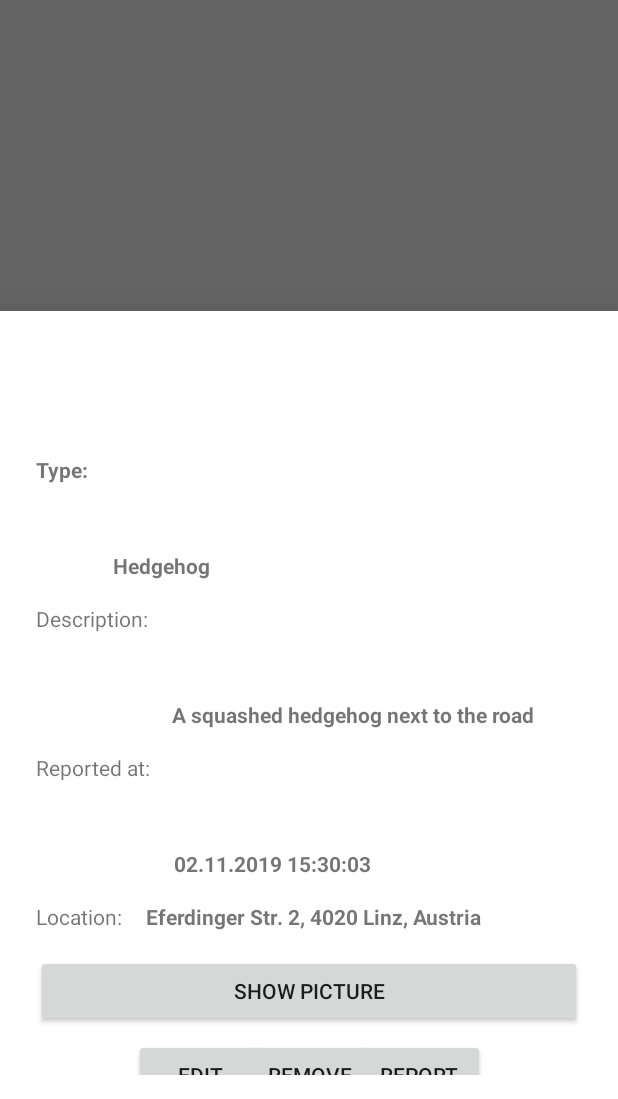
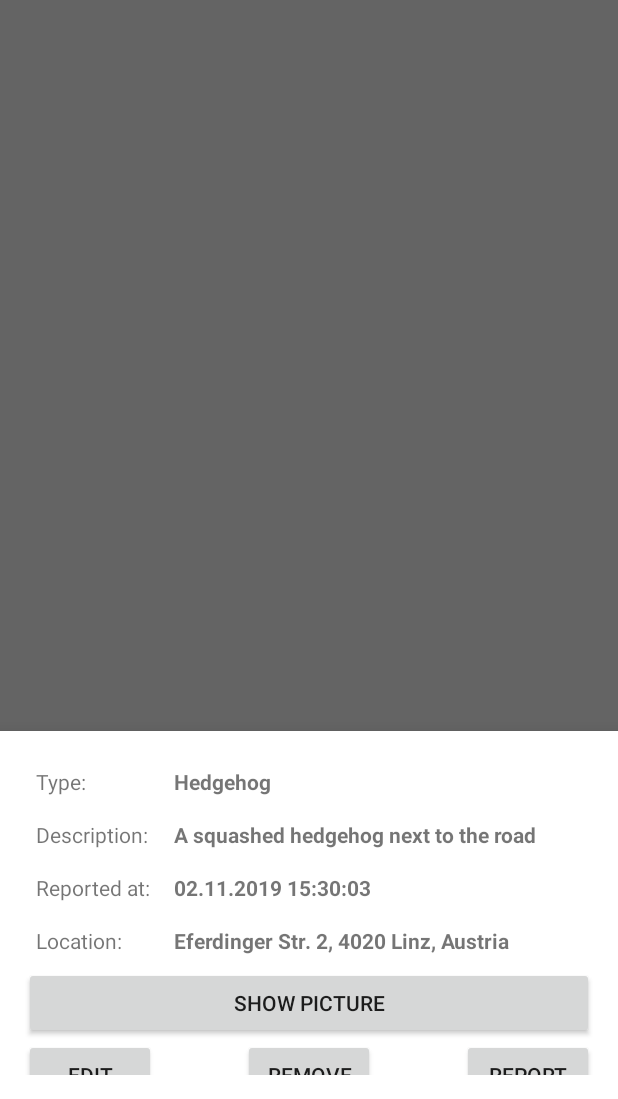
Before and after one commit to matwoess/carcass, an Android app: the fragment BottomSheetInfo placed in its activity, on a phone screen of 412 x 824 dp, the part 137-1236 px from its top. Run offline under Robolectric (Android 15) with nearby library versions, the phone set to English and light mode, and no system bars; 4 statements that could not run were skipped.

Commit message:
tidy up, small improvements

```diff
--- a/app/build.gradle
+++ b/app/build.gradle
@@ -12,7 +12,7 @@ android {
         minSdkVersion 29
         targetSdkVersion 29
         versionCode 1
-        versionName "1.0"
+        versionName '0.1'
     }
     buildTypes {
         release {
--- a/app/src/main/java/com/mathias/android/carcass/BottomSheetInfo.kt
+++ b/app/src/main/java/com/mathias/android/carcass/BottomSheetInfo.kt
@@ -11,33 +11,42 @@ import com.google.android.material.bottomsheet.BottomSheetDialogFragment
 
 class BottomSheetInfo : BottomSheetDialogFragment() {
 
-    private lateinit var mTxtType: TextView
-    private lateinit var mTxtDescription: TextView
-    private lateinit var mTxtReported: TextView
-    private lateinit var mTxtLocation: TextView
-    private lateinit var mBtnShowPicture: Button
-    private lateinit var mBtnEdit: Button
-    private lateinit var mBtnRemove: Button
-    private lateinit var mBtnReport: Button
+    private lateinit var txtType: TextView
+    private lateinit var txtDescription: TextView
+    private lateinit var txtReported: TextView
+    private lateinit var txtLocation: TextView
+    private lateinit var btnShowPicture: Button
+    private lateinit var btnEdit: Button
+    private lateinit var btnRemove: Button
+    private lateinit var btnReport: Button
 
-    private lateinit var mCarcass: Carcass
+    private lateinit var carcass: Carcass
 
     internal fun newInstance(carcass: Carcass): BottomSheetInfo {
-        return BottomSheetInfo().apply { mCarcass = carcass }
+        return BottomSheetInfo().apply { this.carcass = carcass }
     }
 
-    override fun onCreateView(inflater: LayoutInflater,
-                              container: ViewGroup?,
-                              savedInstanceState: Bundle?): View? {
-        val view = inflater.inflate(R.layout.sheet_info, container, false)
+    override fun onCreateView(
+        inflater: LayoutInflater,
+        container: ViewGroup?,
+        savedInstanceState: Bundle?
+    ): View? {
+        return inflater.inflate(R.layout.sheet_info, container, false)
+    }
 
-        /*mTxtType = view.findViewById(R.id.)
-        mTxtDescription = view.findViewById(R.id.txt_info_sheet_from)
-        mTxtReported = view.findViewById(R.id.txt_create_sheet_to)
-        mTxtLocation = view.findViewById(R.id.txt_create_sheet_to)
-        mBtnShowPicture = view.findViewById(R.id.btn_info_sheet_edit_route)
-        mBtnRemove = view.findViewById(R.id.btn_info_sheet_edit_route)
-        mBtnReport = view.findViewById(R.id.btn_info_sheet_edit_route)*/
-        return view
+    override fun onViewCreated(view: View, savedInstanceState: Bundle?) {
+        super.onViewCreated(view, savedInstanceState)
+        txtType = view.findViewById(R.id.txt_type)
+        txtDescription = view.findViewById(R.id.txt_description)
+        txtReported = view.findViewById(R.id.txt_reported)
+        txtLocation = view.findViewById(R.id.txt_location)
+        btnShowPicture = view.findViewById(R.id.btn_show_picture)
+        btnRemove = view.findViewById(R.id.btn_remove)
+        btnReport = view.findViewById(R.id.btn_remove)
+        btnEdit = view.findViewById(R.id.btn_edit)
+        txtType.text = carcass.type?.name
+        txtDescription.text = carcass.description
+        txtReported.text = carcass.reportedat.toString()
+        txtLocation.text = carcass.location.toString()
     }
 }
--- a/app/src/main/java/com/mathias/android/carcass/Carcass.kt
+++ b/app/src/main/java/com/mathias/android/carcass/Carcass.kt
@@ -15,13 +15,13 @@ class Carcass {
         id: Long,
         type: AnimalType,
         description: String,
-        reportedat: Date,
+        reportedAt: Date,
         location: LatLng
     ) {
         this.id = id
         this.type = type
         this.description = description
-        this.reportedat = reportedat
+        this.reportedat = reportedAt
         this.location = location
     }
 }
--- a/app/src/main/res/layout/sheet_info.xml
+++ b/app/src/main/res/layout/sheet_info.xml
@@ -2,10 +2,10 @@
 <androidx.constraintlayout.widget.ConstraintLayout xmlns:android="http://schemas.android.com/apk/res/android"
     xmlns:app="http://schemas.android.com/apk/res-auto"
     xmlns:tools="http://schemas.android.com/tools"
+    android:id="@+id/sheet_info"
     android:layout_width="match_parent"
     android:layout_height="wrap_content"
     android:layout_gravity="bottom"
-    android:id="@+id/sheet_info"
     android:padding="16dp"
     app:layout_behavior="android.support.design.widget.BottomSheetBehavior">
 
@@ -13,26 +13,22 @@
         android:id="@+id/lbl_type"
         android:layout_width="wrap_content"
         android:layout_height="wrap_content"
-        android:layout_marginTop="8dp"
         android:padding="8dp"
         android:text="Type:"
         android:textAlignment="textStart"
-        android:textStyle="bold"
         app:layout_constraintStart_toStartOf="parent"
-        app:layout_constraintTop_toTopOf="parent"
-        app:layout_constraintBottom_toTopOf="@id/lbl_description"/>
+        app:layout_constraintTop_toTopOf="parent" />
 
     <TextView
         android:id="@+id/txt_type"
         android:layout_width="wrap_content"
         android:layout_height="wrap_content"
-        android:layout_marginTop="8dp"
         android:padding="8dp"
         android:text="Hedgehog"
         android:textAlignment="textStart"
         android:textStyle="bold"
-        app:layout_constraintStart_toEndOf="@id/lbl_type"
-        app:layout_constraintBottom_toTopOf="@id/lbl_description"/>
+        app:layout_constraintBottom_toBottomOf="@+id/lbl_type"
+        app:layout_constraintStart_toEndOf="@+id/lbl_reported" />
 
     <TextView
         android:id="@+id/lbl_description"
@@ -40,22 +36,20 @@
         android:layout_height="wrap_content"
         android:padding="8dp"
         android:text="Description:"
-        app:layout_constraintTop_toBottomOf="@id/lbl_type"
         app:layout_constraintStart_toStartOf="parent"
-        app:layout_constraintBottom_toTopOf="@id/lbl_reported" />
+        app:layout_constraintTop_toBottomOf="@+id/lbl_type" />
 
 
     <TextView
         android:id="@+id/txt_description"
         android:layout_width="wrap_content"
         android:layout_height="wrap_content"
-        android:layout_marginTop="8dp"
         android:padding="8dp"
         android:text="A squashed hedgehog next to the road"
         android:textAlignment="textStart"
         android:textStyle="bold"
-        app:layout_constraintStart_toEndOf="@id/lbl_description"
-        app:layout_constraintBottom_toTopOf="@id/lbl_reported" />
+        app:layout_constraintBottom_toBottomOf="@+id/lbl_description"
+        app:layout_constraintStart_toEndOf="@+id/lbl_reported" />
 
     <TextView
         android:id="@+id/lbl_reported"
@@ -63,7 +57,7 @@
         android:layout_height="wrap_content"
         android:padding="8dp"
         android:text="Reported at:"
-        app:layout_constraintBottom_toTopOf="@id/lbl_location"
+        app:layout_constraintStart_toStartOf="parent"
         app:layout_constraintTop_toBottomOf="@id/lbl_description" />
 
 
@@ -71,13 +65,12 @@
         android:id="@+id/txt_reported"
         android:layout_width="wrap_content"
         android:layout_height="wrap_content"
-        android:layout_marginTop="8dp"
         android:padding="8dp"
         android:text="02.11.2019 15:30:03"
         android:textAlignment="textStart"
         android:textStyle="bold"
-        app:layout_constraintStart_toEndOf="@id/lbl_reported"
-        app:layout_constraintBottom_toTopOf="@id/lbl_location" />
+        app:layout_constraintBottom_toBottomOf="@+id/lbl_reported"
+        app:layout_constraintStart_toEndOf="@id/lbl_reported" />
 
     <TextView
         android:id="@+id/lbl_location"
@@ -85,7 +78,8 @@
         android:layout_height="wrap_content"
         android:padding="8dp"
         android:text="Location:"
-        app:layout_constraintBottom_toTopOf="@id/btn_remove"
+        app:layout_constraintBottom_toTopOf="@id/btn_show_picture"
+        app:layout_constraintStart_toStartOf="parent"
         app:layout_constraintTop_toBottomOf="@id/lbl_reported" />
 
 
@@ -93,21 +87,19 @@
         android:id="@+id/txt_location"
         android:layout_width="wrap_content"
         android:layout_height="wrap_content"
-        android:layout_marginTop="8dp"
         android:padding="8dp"
         android:text="Eferdinger Str. 2, 4020 Linz, Austria"
         android:textAlignment="textStart"
         android:textStyle="bold"
-        app:layout_constraintStart_toEndOf="@id/lbl_location"
-        app:layout_constraintBottom_toBottomOf="@id/lbl_location" />
+        app:layout_constraintBottom_toBottomOf="@id/lbl_location"
+        app:layout_constraintStart_toEndOf="@+id/lbl_reported" />
 
     <Button
         android:id="@+id/btn_show_picture"
         android:layout_width="match_parent"
         android:layout_height="wrap_content"
-        android:layout_margin="8dp"
         android:text="Show picture"
-        app:layout_constraintBottom_toTopOf="@id/btn_edit"
+        app:layout_constraintBottom_toTopOf="@+id/btn_remove"
         app:layout_constraintStart_toStartOf="parent"
         app:layout_constraintTop_toBottomOf="@id/lbl_location" />
 
@@ -115,18 +107,15 @@
         android:id="@+id/btn_edit"
         android:layout_width="wrap_content"
         android:layout_height="wrap_content"
-        android:layout_margin="8dp"
         android:text="Edit"
         app:layout_constraintBottom_toBottomOf="parent"
-        app:layout_constraintEnd_toEndOf="@id/btn_remove"
         app:layout_constraintStart_toStartOf="parent"
-        app:layout_constraintTop_toBottomOf="parent"/>
+        app:layout_constraintTop_toBottomOf="parent" />
 
     <Button
         android:id="@+id/btn_remove"
         android:layout_width="wrap_content"
         android:layout_height="wrap_content"
-        android:layout_margin="8dp"
         android:text="Remove"
         app:layout_constraintBottom_toBottomOf="parent"
         app:layout_constraintEnd_toEndOf="parent"
@@ -138,11 +127,9 @@
         android:id="@+id/btn_report"
         android:layout_width="wrap_content"
         android:layout_height="wrap_content"
-        android:layout_margin="8dp"
         android:text="Report"
         app:layout_constraintBottom_toBottomOf="parent"
         app:layout_constraintEnd_toEndOf="parent"
-        app:layout_constraintStart_toStartOf="@id/btn_remove"
         app:layout_constraintTop_toBottomOf="parent" />
 
 </androidx.constraintlayout.widget.ConstraintLayout>
```
Also changed, not shown: app/src/main/java/com/mathias/android/carcass/ActivityMaps.kt (+66 -30 lines).
